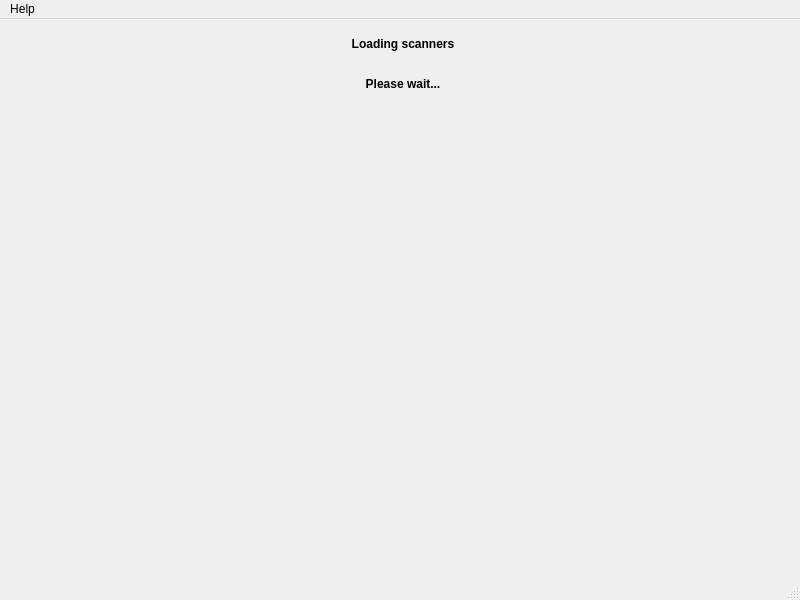
This is src/gui/main_window.ui in p12tic/sanescan as Qt 5 draws it before an edit. The edited form follows.
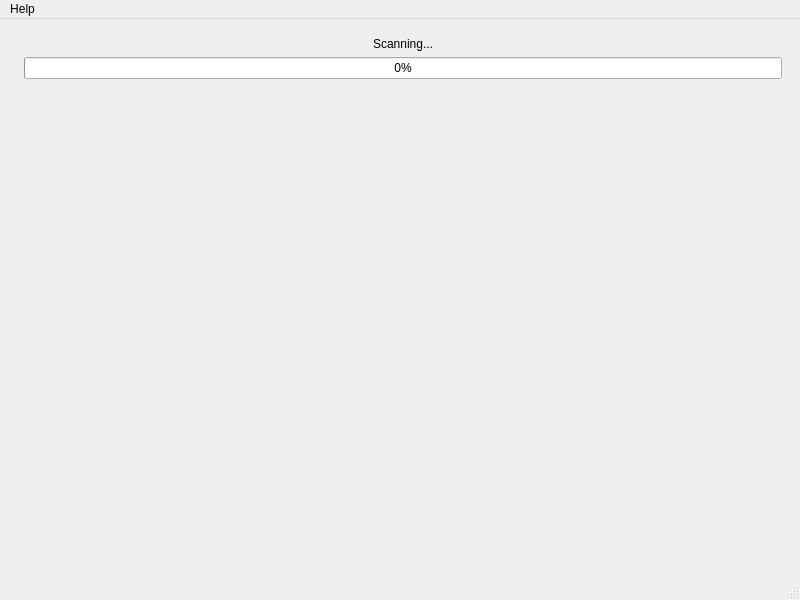
This is the edited form. The open tabs and pages were chosen to show the change. Custom widgets are drawn as their Qt base class.

Commit message: gui: Implement support for reading scan data

What changed in the file:
```diff
--- a/src/gui/main_window.ui
+++ b/src/gui/main_window.ui
@@ -57,6 +57,40 @@
         </item>
        </layout>
       </widget>
+      <widget class="QWidget" name="page_scanning">
+       <layout class="QVBoxLayout" name="verticalLayout_3">
+        <item>
+         <widget class="QLabel" name="label_scanning">
+          <property name="text">
+           <string>Scanning...</string>
+          </property>
+          <property name="alignment">
+           <set>Qt::AlignCenter</set>
+          </property>
+         </widget>
+        </item>
+        <item>
+         <widget class="QProgressBar" name="progress_scanning">
+          <property name="value">
+           <number>0</number>
+          </property>
+         </widget>
+        </item>
+        <item>
+         <spacer name="verticalSpacer_2">
+          <property name="orientation">
+           <enum>Qt::Vertical</enum>
+          </property>
+          <property name="sizeHint" stdset="0">
+           <size>
+            <width>20</width>
+            <height>40</height>
+           </size>
+          </property>
+         </spacer>
+        </item>
+       </layout>
+      </widget>
      </widget>
     </item>
    </layout>
```
The commit also changes 5 other files.
